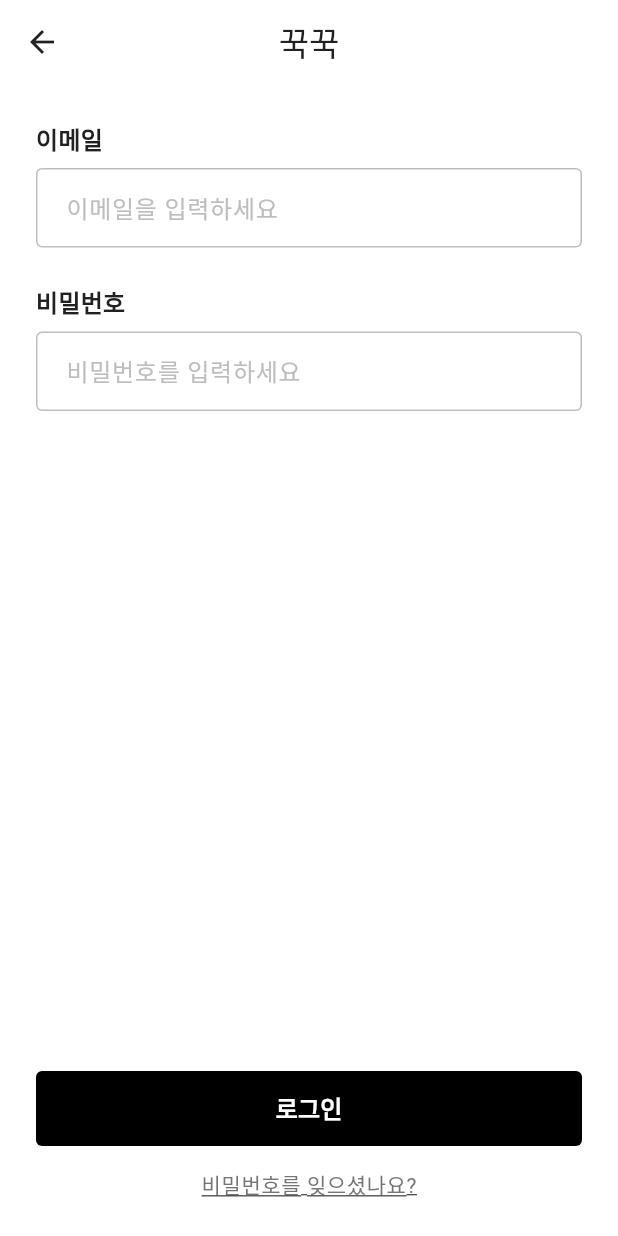
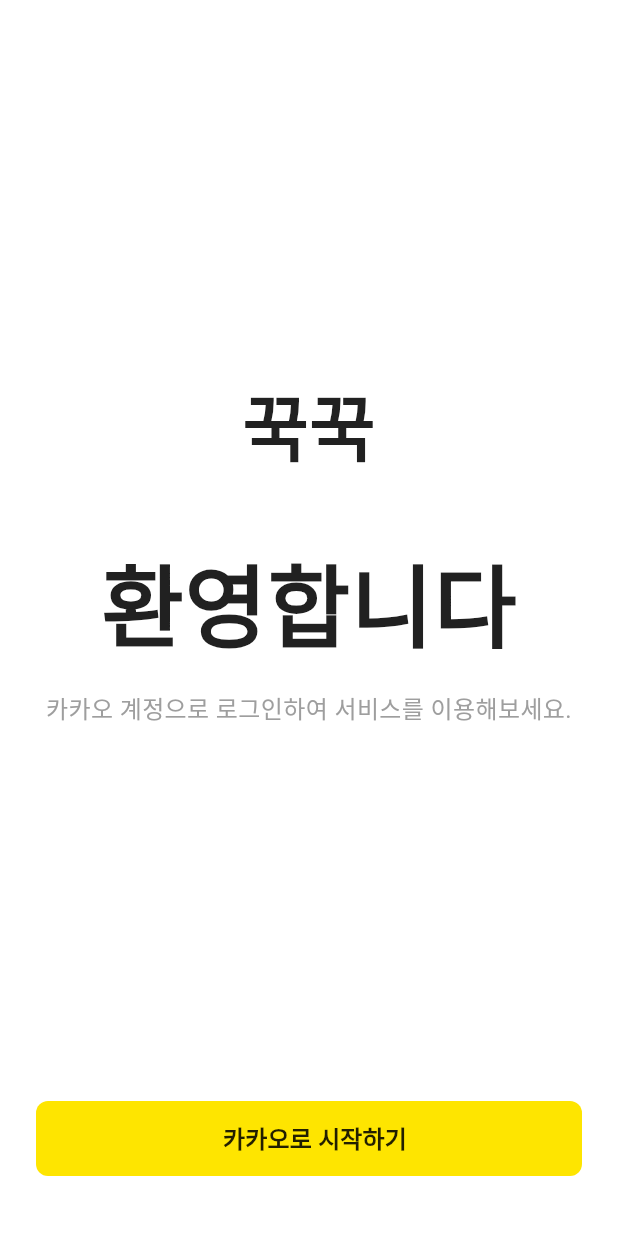
Before and after one commit to cod0216/kkukkkuk, a Flutter app: the LoginScreen screen opened by its route, on a phone screen of 412 x 824 dp. Run offline on Flutter 3.47's test engine with Material 3 defaults, Android fonts, the light colour scheme and no system bars; our stand-ins replace flutter_riverpod, go_router.

Commit message:
feat: kakaoauth, 지갑생성 screen
riverpod 적용
기존 로그인,회원가입 삭제

```diff
--- a/clientend/lib/main.dart
+++ b/clientend/lib/main.dart
@@ -1,9 +1,10 @@
 import 'package:flutter/material.dart';
+import 'package:flutter_riverpod/flutter_riverpod.dart';
 import 'package:kkuk_kkuk/theme/app_theme.dart';
 import 'package:kkuk_kkuk/routes/app_router.dart';
 
 void main() {
-  runApp(const MyApp());
+  runApp(const ProviderScope(child: MyApp()));
 }
 
 class MyApp extends StatelessWidget {
--- a/clientend/lib/routes/app_router.dart
+++ b/clientend/lib/routes/app_router.dart
@@ -1,18 +1,34 @@
+import 'package:flutter/material.dart';
 import 'package:go_router/go_router.dart';
 import 'package:kkuk_kkuk/screens/splash_screen.dart';
-import 'package:kkuk_kkuk/screens/auth/sign_in_or_sign_up_screen.dart';
 import 'package:kkuk_kkuk/screens/auth/login_screen.dart';
+import 'package:kkuk_kkuk/screens/wallet_creation_screen.dart';
 
-// GoRouter configuration
+// Add other screen imports as needed
+
 final router = GoRouter(
   initialLocation: '/',
   routes: [
-    GoRoute(path: '/', builder: (context, state) => const SplashScreen()),
+    GoRoute(
+      path: '/',
+      builder: (context, state) => const SplashScreen(),
+    ),
     GoRoute(
       path: '/signin-signup',
-      builder: (context, state) => const SignInOrSignUpScreen(),
+      builder: (context, state) => const LoginScreen(), // Changed to LoginScreen
     ),
-    GoRoute(path: '/login', builder: (context, state) => const LoginScreen()),
-    // Add more routes as needed
+    GoRoute(
+      path: '/login',
+      builder: (context, state) => const LoginScreen(),
+    ),
+    GoRoute(
+      path: '/wallet-creation',
+      builder: (context, state) => const WalletCreationScreen(),
+    ),
+    // Add other routes as needed
+    GoRoute(
+      path: '/home',
+      builder: (context, state) => const Scaffold(body: Center(child: Text('Home Screen'))),
+    ),
   ],
 );
--- a/clientend/lib/screens/auth/login_screen.dart
+++ b/clientend/lib/screens/auth/login_screen.dart
@@ -1,114 +1,95 @@
 import 'package:flutter/material.dart';
+import 'package:flutter_riverpod/flutter_riverpod.dart';
 import 'package:go_router/go_router.dart';
-import 'package:kkuk_kkuk/widgets/custom_button.dart';
-import 'package:kkuk_kkuk/widgets/custom_text_field.dart';
+import 'package:kkuk_kkuk/providers/auth_provider.dart';
+import 'package:kkuk_kkuk/theme/app_colors.dart';
+import 'package:kkuk_kkuk/theme/app_text_styles.dart';
 
-class LoginScreen extends StatefulWidget {
+class LoginScreen extends ConsumerStatefulWidget {
   const LoginScreen({super.key});
 
   @override
-  State<LoginScreen> createState() => _LoginScreenState();
+  ConsumerState<LoginScreen> createState() => _LoginScreenState();
 }
 
-class _LoginScreenState extends State<LoginScreen> {
-  final TextEditingController _emailController = TextEditingController();
-  final TextEditingController _passwordController = TextEditingController();
-  bool _isEmailError = false;
-  bool _isPasswordError = false;
-  String _emailErrorText = '이메일을 입력해주세요';
+class _LoginScreenState extends ConsumerState<LoginScreen> {
+  bool _isLoading = false;
 
-  // 이메일 형식 검증을 위한 정규식
-  final RegExp _emailRegExp = RegExp(
-    r'^[a-zA-Z0-9._%+-]+@[a-zA-Z0-9.-]+\.[a-zA-Z]{2,}$',
-  );
-
-  void _handleLogin() {
-    // Reset error states
+  Future<void> _handleKakaoLogin() async {
     setState(() {
-      if (_emailController.text.isEmpty) {
-        _isEmailError = true;
-        _emailErrorText = '이메일을 입력해주세요';
-      } else if (!_emailRegExp.hasMatch(_emailController.text)) {
-        _isEmailError = true;
-        _emailErrorText = '올바른 이메일 형식이 아닙니다';
-      } else {
-        _isEmailError = false;
-      }
-
-      _isPasswordError = _passwordController.text.isEmpty;
+      _isLoading = true;
     });
 
-    if (!_isEmailError && !_isPasswordError) {
-      // TODO: 로그인 기능 구현
+    final authNotifier = ref.read(authProvider.notifier);
+    final success = await authNotifier.signInWithKakao();
+
+    if (mounted) {
+      setState(() {
+        _isLoading = false;
+      });
+
+      if (success) {
+        // 로그인 성공 시 지갑 생성 화면으로 이동
+        context.go('/wallet-creation');
+      } else {
+        // 로그인 실패 시 에러 메시지 표시
+        ScaffoldMessenger.of(context).showSnackBar(
+          const SnackBar(
+            content: Text('로그인에 실패했습니다. 다시 시도해주세요.'),
+            backgroundColor: Colors.red,
+          ),
+        );
+      }
     }
-  }
-
-  void _handleForgotPassword() {
-    // TODO: 비밀번호 찾기 기능 구현
-  }
-
-  @override
-  void dispose() {
-    _emailController.dispose();
-    _passwordController.dispose();
-    super.dispose();
   }
 
   @override
   Widget build(BuildContext context) {
-    final theme = Theme.of(context);
-    final textTheme = theme.textTheme;
-
     return Scaffold(
-      backgroundColor: theme.colorScheme.surface,
-      appBar: AppBar(
-        title: const Text('꾹꾹'),
-        centerTitle: true,
-        leading: IconButton(
-          icon: const Icon(Icons.arrow_back),
-          onPressed: () => context.go('/signin-signup'),
-        ),
-      ),
+      backgroundColor: AppColors.background,
       body: SafeArea(
         child: Padding(
-          padding: const EdgeInsets.all(24.0),
+          padding: const EdgeInsets.symmetric(horizontal: 24.0),
           child: Column(
-            crossAxisAlignment: CrossAxisAlignment.start,
+            mainAxisAlignment: MainAxisAlignment.center,
             children: [
-              Text('이메일', style: textTheme.titleMedium),
-              const SizedBox(height: 8),
-              CustomTextField(
-                hintText: '이메일을 입력하세요',
-                controller: _emailController,
-                isError: _isEmailError,
-                errorText: _emailErrorText,
-                keyboardType: TextInputType.emailAddress,
-              ),
-              const SizedBox(height: 24),
-              Text('비밀번호', style: textTheme.titleMedium),
-              const SizedBox(height: 8),
-              CustomTextField(
-                hintText: '비밀번호를 입력하세요',
-                controller: _passwordController,
-                obscureText: true,
-                isError: _isPasswordError,
-                errorText: '비밀번호를 입력해주세요',
+              const Spacer(),
+              Text('꾹꾹', style: AppTextStyles.headline2),
+              const SizedBox(height: 40),
+              Text('환영합니다', style: AppTextStyles.headline1),
+              const SizedBox(height: 16),
+              const Text(
+                '카카오 계정으로 로그인하여 서비스를 이용해보세요.',
+                textAlign: TextAlign.center,
+                style: TextStyle(fontSize: 16, color: Colors.grey),
               ),
               const Spacer(),
-              CustomButton(text: '로그인', onPressed: _handleLogin),
-              const SizedBox(height: 16),
-              Align(
-                alignment: Alignment.center,
-                child: GestureDetector(
-                  onTap: _handleForgotPassword,
-                  child: Text(
-                    '비밀번호를 잊으셨나요?',
-                    style: textTheme.bodySmall?.copyWith(
-                      decoration: TextDecoration.underline,
+              _isLoading
+                  ? const CircularProgressIndicator()
+                  : ElevatedButton(
+                    onPressed: _handleKakaoLogin,
+                    style: ElevatedButton.styleFrom(
+                      backgroundColor: const Color(0xFFFEE500), // 카카오 노란색
+                      minimumSize: const Size(double.infinity, 50),
+                      shape: RoundedRectangleBorder(
+                        borderRadius: BorderRadius.circular(8),
+                      ),
+                    ),
+                    child: Row(
+                      mainAxisAlignment: MainAxisAlignment.center,
+                      children: [
+                        const SizedBox(width: 8),
+                        const Text(
+                          '카카오로 시작하기',
+                          style: TextStyle(
+                            color: Colors.black87,
+                            fontWeight: FontWeight.bold,
+                          ),
+                        ),
+                      ],
                     ),
                   ),
-                ),
-              ),
+              const SizedBox(height: 40),
             ],
           ),
         ),
--- a/clientend/lib/screens/splash_screen.dart
+++ b/clientend/lib/screens/splash_screen.dart
@@ -32,10 +32,10 @@
     // Start the animation
     _controller.forward();
 
-    // Navigate to the signin/signup screen after 1.5 seconds
+    // Navigate to the login screen after 1.5 seconds
     Timer(const Duration(milliseconds: 1500), () {
       if (mounted) {
-        context.go('/signin-signup');
+        context.go('/login'); // Changed to /login
       }
     });
   }
```
Also changed, not shown: clientend/lib/providers/auth_provider.dart (added, +37 -0 lines), clientend/lib/providers/wallet_provider.dart (added, +67 -0 lines), clientend/lib/screens/auth/sign_in_or_sign_up_screen.dart (deleted, +0 -48 lines), clientend/lib/screens/wallet_creation_screen.dart (added, +162 -0 lines).
